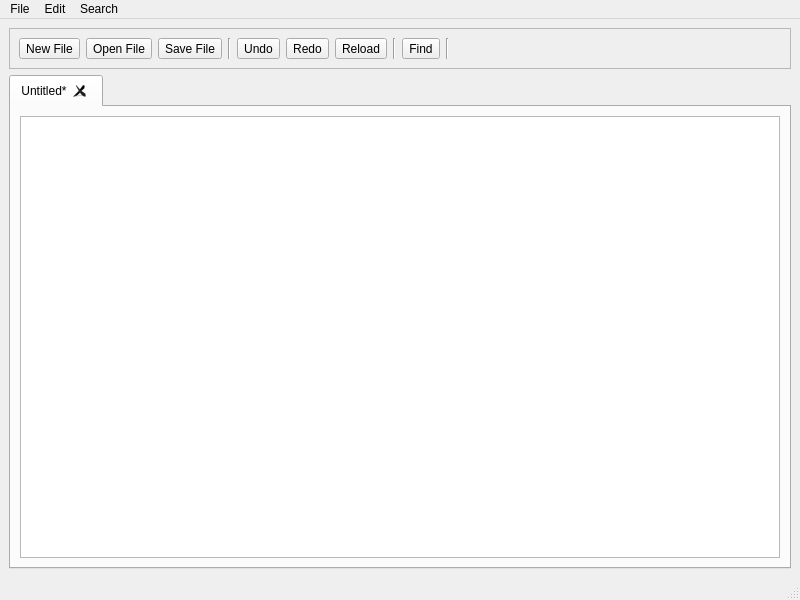
This is src/assets/main.ui in Nibba2018/Inkpad as Qt 5 draws it before an edit. The edited form follows.
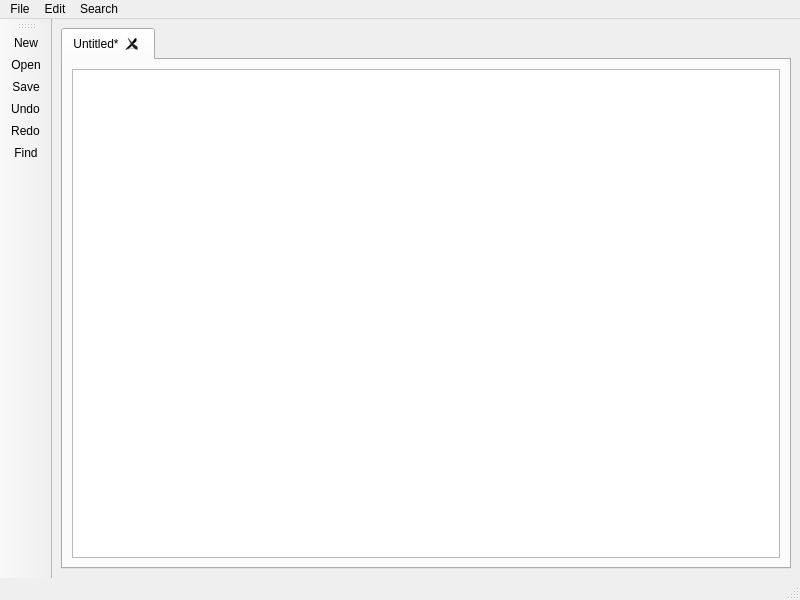
This is the edited form. Icons and pictures are not drawn.

Commit message: update toolbar and menus

Diff of the .ui file:
```diff
--- a/src/assets/main.ui
+++ b/src/assets/main.ui
@@ -23,181 +23,10 @@
   <widget class="QWidget" name="centralwidget">
    <layout class="QGridLayout" name="gridLayout">
     <item row="0" column="0">
-     <widget class="QFrame" name="tool_frame">
-      <property name="frameShape">
-       <enum>QFrame::StyledPanel</enum>
-      </property>
-      <property name="frameShadow">
-       <enum>QFrame::Raised</enum>
-      </property>
-      <layout class="QHBoxLayout" name="horizontalLayout">
-       <item>
-        <widget class="QToolButton" name="tool_newfile">
-         <property name="text">
-          <string>New File</string>
-         </property>
-         <property name="icon">
-          <iconset resource="main.qrc">
-           <normaloff>:/images/icons/Document-new-icon.png</normaloff>:/images/icons/Document-new-icon.png</iconset>
-         </property>
-         <property name="iconSize">
-          <size>
-           <width>32</width>
-           <height>32</height>
-          </size>
-         </property>
-         <property name="toolButtonStyle">
-          <enum>Qt::ToolButtonIconOnly</enum>
-         </property>
-        </widget>
-       </item>
-       <item>
-        <widget class="QToolButton" name="tool_openfile">
-         <property name="text">
-          <string>Open File</string>
-         </property>
-         <property name="icon">
-          <iconset resource="main.qrc">
-           <normaloff>:/images/icons/Folder-icon.png</normaloff>:/images/icons/Folder-icon.png</iconset>
-         </property>
-         <property name="iconSize">
-          <size>
-           <width>32</width>
-           <height>32</height>
-          </size>
-         </property>
-         <property name="checkable">
-          <bool>false</bool>
-         </property>
-         <property name="toolButtonStyle">
-          <enum>Qt::ToolButtonIconOnly</enum>
-         </property>
-        </widget>
-       </item>
-       <item>
-        <widget class="QToolButton" name="tool_savefile">
-         <property name="text">
-          <string>Save File</string>
-         </property>
-         <property name="icon">
-          <iconset resource="main.qrc">
-           <normaloff>:/images/icons/Actions-document-save-icon.png</normaloff>:/images/icons/Actions-document-save-icon.png</iconset>
-         </property>
-         <property name="iconSize">
-          <size>
-           <width>32</width>
-           <height>32</height>
-          </size>
-         </property>
-        </widget>
-       </item>
-       <item>
-        <widget class="Line" name="line">
-         <property name="orientation">
-          <enum>Qt::Vertical</enum>
-         </property>
-        </widget>
-       </item>
-       <item>
-        <widget class="QToolButton" name="tool_undo">
-         <property name="text">
-          <string>Undo</string>
-         </property>
-         <property name="icon">
-          <iconset resource="main.qrc">
-           <normaloff>:/images/icons/Very-Basic-Undo-icon.png</normaloff>:/images/icons/Very-Basic-Undo-icon.png</iconset>
-         </property>
-         <property name="iconSize">
-          <size>
-           <width>32</width>
-           <height>32</height>
-          </size>
-         </property>
-        </widget>
-       </item>
-       <item>
-        <widget class="QToolButton" name="tool_redo">
-         <property name="text">
-          <string>Redo</string>
-         </property>
-         <property name="icon">
-          <iconset resource="main.qrc">
-           <normaloff>:/images/icons/Very-Basic-Redo-icon.png</normaloff>:/images/icons/Very-Basic-Redo-icon.png</iconset>
-         </property>
-         <property name="iconSize">
-          <size>
-           <width>32</width>
-           <height>32</height>
-          </size>
-         </property>
-        </widget>
-       </item>
-       <item>
-        <widget class="QToolButton" name="tool_refresh">
-         <property name="text">
-          <string>Reload</string>
-         </property>
-         <property name="icon">
-          <iconset resource="main.qrc">
-           <normaloff>:/images/icons/Very-Basic-Reload-icon.png</normaloff>:/images/icons/Very-Basic-Reload-icon.png</iconset>
-         </property>
-         <property name="iconSize">
-          <size>
-           <width>32</width>
-           <height>32</height>
-          </size>
-         </property>
-        </widget>
-       </item>
-       <item>
-        <widget class="Line" name="line_2">
-         <property name="orientation">
-          <enum>Qt::Vertical</enum>
-         </property>
-        </widget>
-       </item>
-       <item>
-        <widget class="QToolButton" name="tool_search">
-         <property name="text">
-          <string>Find</string>
-         </property>
-         <property name="icon">
-          <iconset resource="main.qrc">
-           <normaloff>:/images/icons/search-icon.png</normaloff>:/images/icons/search-icon.png</iconset>
-         </property>
-         <property name="iconSize">
-          <size>
-           <width>32</width>
-           <height>32</height>
-          </size>
-         </property>
-        </widget>
-       </item>
-       <item>
-        <widget class="Line" name="line_3">
-         <property name="orientation">
-          <enum>Qt::Vertical</enum>
-         </property>
-        </widget>
-       </item>
-       <item>
-        <spacer name="horizontalSpacer">
-         <property name="orientation">
-          <enum>Qt::Horizontal</enum>
-         </property>
-         <property name="sizeHint" stdset="0">
-          <size>
-           <width>410</width>
-           <height>20</height>
-          </size>
-         </property>
-        </spacer>
-       </item>
-      </layout>
-     </widget>
-    </item>
-    <item row="1" column="0">
      <widget class="QTabWidget" name="content_tab">
+      <property name="autoFillBackground">
+       <bool>false</bool>
+      </property>
       <property name="tabPosition">
        <enum>QTabWidget::North</enum>
       </property>
@@ -306,6 +135,26 @@
    <addaction name="menuSearch"/>
   </widget>
   <widget class="QStatusBar" name="statusBar"/>
+  <widget class="QToolBar" name="toolBar">
+   <property name="enabled">
+    <bool>true</bool>
+   </property>
+   <property name="windowTitle">
+    <string>toolBar</string>
+   </property>
+   <attribute name="toolBarArea">
+    <enum>LeftToolBarArea</enum>
+   </attribute>
+   <attribute name="toolBarBreak">
+    <bool>false</bool>
+   </attribute>
+   <addaction name="actionNew"/>
+   <addaction name="actionOpen"/>
+   <addaction name="actionSave"/>
+   <addaction name="actionUndo"/>
+   <addaction name="actionRedo"/>
+   <addaction name="actionFind"/>
+  </widget>
   <action name="actionNew">
    <property name="text">
     <string>New</string>
```
Left out of the diff: 44 changed lines with no effect on the pictures. The commit also changes 1 other file.
